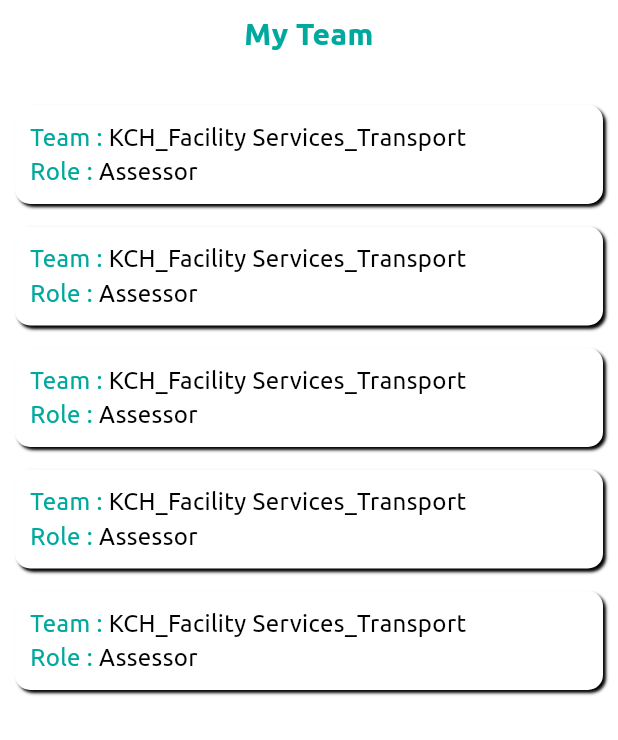
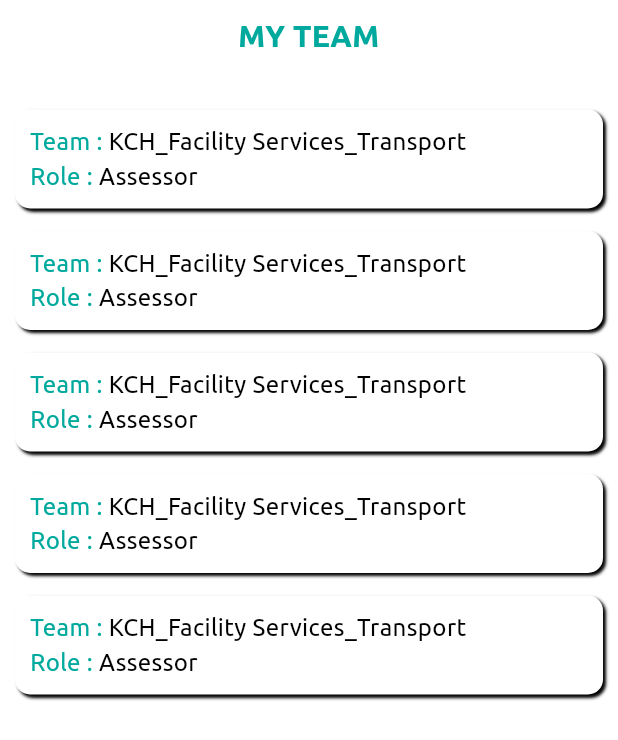
Before and after one commit to Ruban5400/reallist-app-ui, a Flutter app: the MyTeam widget shown alone on an empty page, opened directly, on a phone screen of 412 x 824 dp. Shown: the top 740 px of the screen. Run offline on Flutter 3.47's test engine with Material 2 defaults, Android fonts, the phone set to English and light mode, and no system bars; our stand-ins replace curved_labeled_navigation_bar, percent_indicator, shared_preferences, smooth_page_indicator; accounts and stored records are empty.

Commit message:
color theme

```diff
--- a/lib/App Theme/colors.dart
+++ b/lib/App Theme/colors.dart
@@ -2,8 +2,9 @@ import 'package:flutter/material.dart';
 import 'package:reallist/App%20Theme/theme_preference.dart';
 
 class ThemeClass {
-  Color lightPrimaryColor = Color(0xFFBF3A4A);
-  // Color lightPrimaryColor = Color(0xFFDF6C77);
+  // Color lightPrimaryColor = Color(0xFFBF3A4A);
+  Color lightPrimaryColor = Color(0xFFDF514D);
+  // Color darkPrimaryColor = Color(0xFFDA342C);
   Color darkPrimaryColor = Color(0xFF00A99D);
 
   static ThemeData crimsonTheme = ThemeData(
--- a/lib/My Team/myteam.dart
+++ b/lib/My Team/myteam.dart
@@ -13,9 +13,9 @@ class MyTeam extends StatelessWidget {
           child: Stack(children: [
             Container(
               alignment: Alignment.center,
-              height: 45,
+              height: 48,
               child: Text(
-                'My Team',
+                'MY TEAM',
                 textAlign: TextAlign.center,
                 style: TextStyle(
                     color: Theme.of(context).colorScheme.primary,
--- a/lib/Override/override.dart
+++ b/lib/Override/override.dart
@@ -16,7 +16,7 @@ class Override extends StatelessWidget {
               alignment: Alignment.center,
               height: 45,
               child: Text(
-                'Override',
+                'OVERRIDE',
                 textAlign: TextAlign.center,
                 style: TextStyle(
                     color: Theme.of(context).colorScheme.primary,
```
